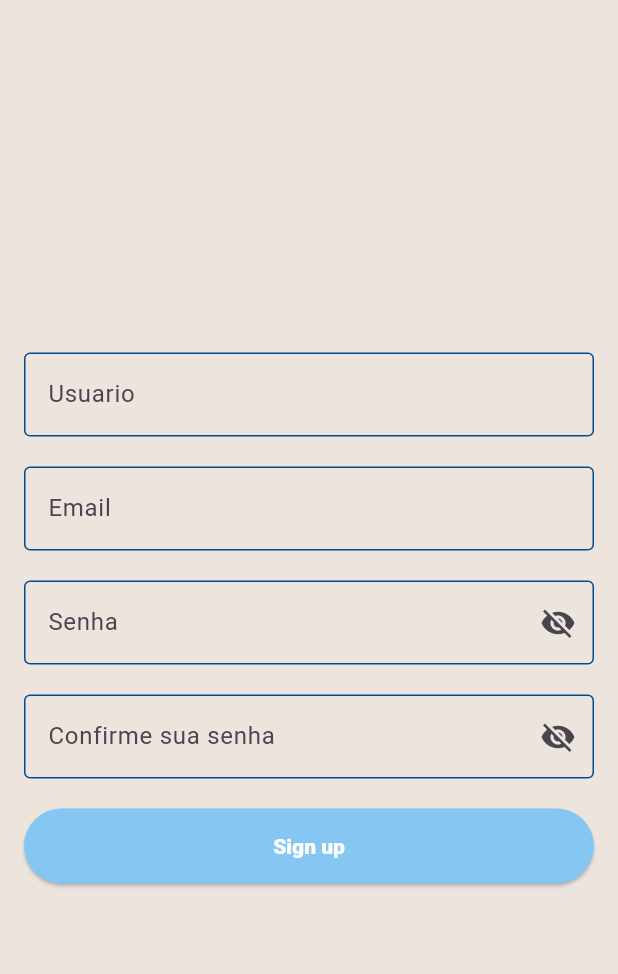
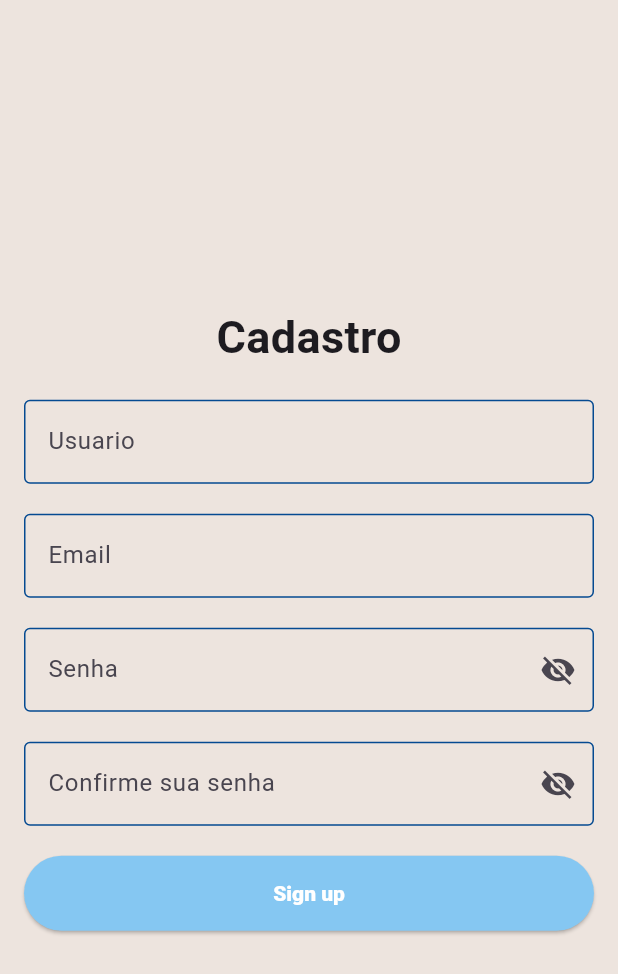
Before and after one commit to Pedro-Bezerra/sinais-flutter, a Flutter app: the SignUpPage screen opened directly, on a phone screen of 412 x 824 dp. Shown: the top 974 px of the screen. Run offline on Flutter 3.47's test engine with Material 3 defaults, Android fonts, the phone set to English and light mode, and no system bars; our stand-ins replace supabase_flutter, video_player; accounts and stored records are empty.

Commit message:
refac: refatorção buscando consertar alguns problemas

```diff
--- a/lib/botao_licao_inativa.dart
+++ b/lib/botao_licao_inativa.dart
@@ -22,7 +22,6 @@ class BotaoLicaoInativa extends StatelessWidget {
             },
             style: ElevatedButton.styleFrom(
                 shape: CircleBorder(),
-                padding: EdgeInsets.all(35),
                 backgroundColor: Color.fromARGB(255, 203, 203, 203)),
             child: Center(
               child: Icon(
--- a/lib/cadastro.dart
+++ b/lib/cadastro.dart
@@ -31,6 +31,9 @@ class _SignUpPageState extends State<SignUpPage> {
           child: Column(
             mainAxisAlignment: MainAxisAlignment.center,
             children: <Widget>[
+              Text("Cadastro",
+                  style: TextStyle(fontSize: 30, fontWeight: FontWeight.bold)),
+              SizedBox(height: 20),
               TextFormField(
                 decoration: const InputDecoration(
                     labelText: 'Usuario',
--- a/lib/conectar_conteudo.dart
+++ b/lib/conectar_conteudo.dart
@@ -24,7 +24,8 @@ class _ConectarColunasState extends State<ConectarColunas> {
               child: TextoDirecionamento("Conecte a imagem com o sinal")),
           Expanded(
               flex: 5,
-              child: Column(
+              child: SingleChildScrollView(
+                child: Column(
                 mainAxisAlignment: MainAxisAlignment.spaceAround,
                 children: [
                   Row(
@@ -60,7 +61,7 @@ class _ConectarColunasState extends State<ConectarColunas> {
                     ],
                   ),
                 ],
-              )),
+              ))),
           BotaoNext(proximaPagina: Placeholder())
         ],
       ),
--- a/lib/home.dart
+++ b/lib/home.dart
@@ -123,7 +123,7 @@ class _MyWidgetState extends State<ToggleLoginSignup> {
             ),
             Padding(
               padding: const EdgeInsets.symmetric(horizontal: 12),
-              child: Text("Sign up", style: signupStyle),
+              child: Text("Cadastro", style: signupStyle),
             )
           ],
         ));
```
Also changed, not shown: lib/licao_flashcard.dart (+2 -5 lines).
